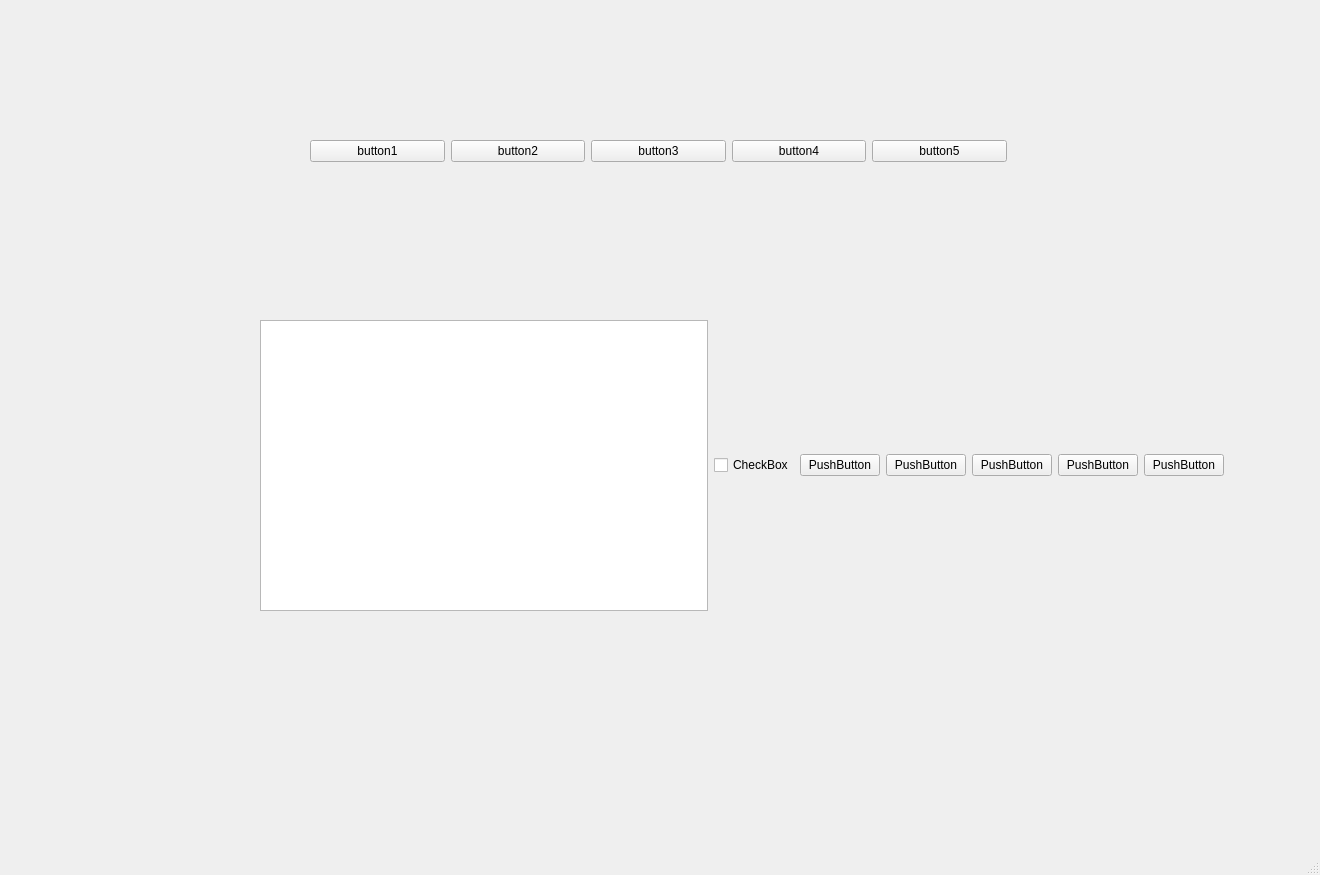
The window that designer/MainWinHorizentalLayout.ui (valiozhang/py) describes before a commit, drawn with Qt 5.
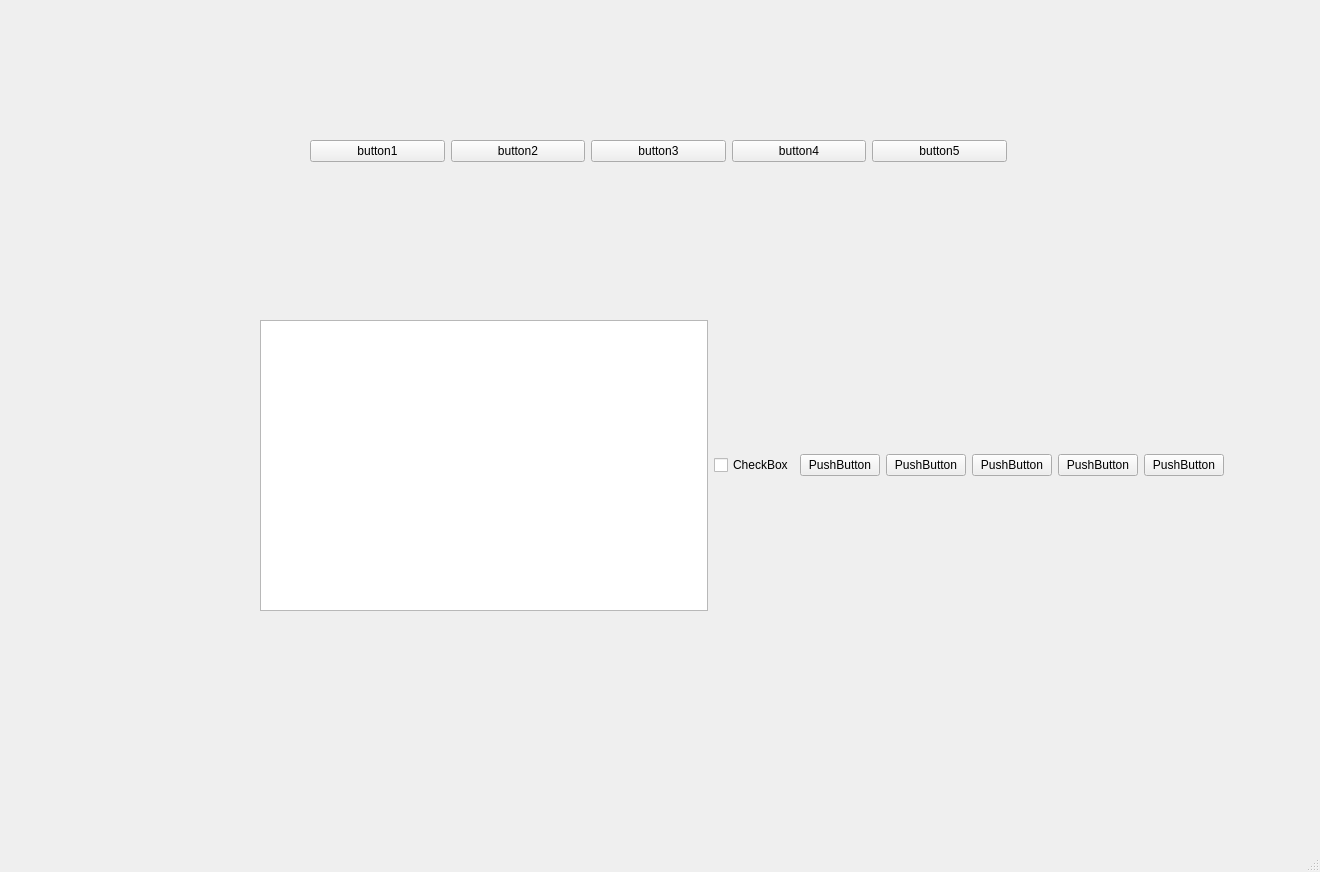
The same window after the commit.

What changed in the file:
```diff
--- a/designer/MainWinHorizentalLayout.ui
+++ b/designer/MainWinHorizentalLayout.ui
@@ -7,7 +7,7 @@
     <x>0</x>
     <y>0</y>
     <width>1320</width>
-    <height>875</height>
+    <height>872</height>
    </rect>
   </property>
   <property name="windowTitle">
@@ -71,7 +71,7 @@
      </item>
     </layout>
    </widget>
-   <widget class="QWidget" name="">
+   <widget class="QWidget" name="layoutWidget">
     <property name="geometry">
      <rect>
       <x>310</x>
```
